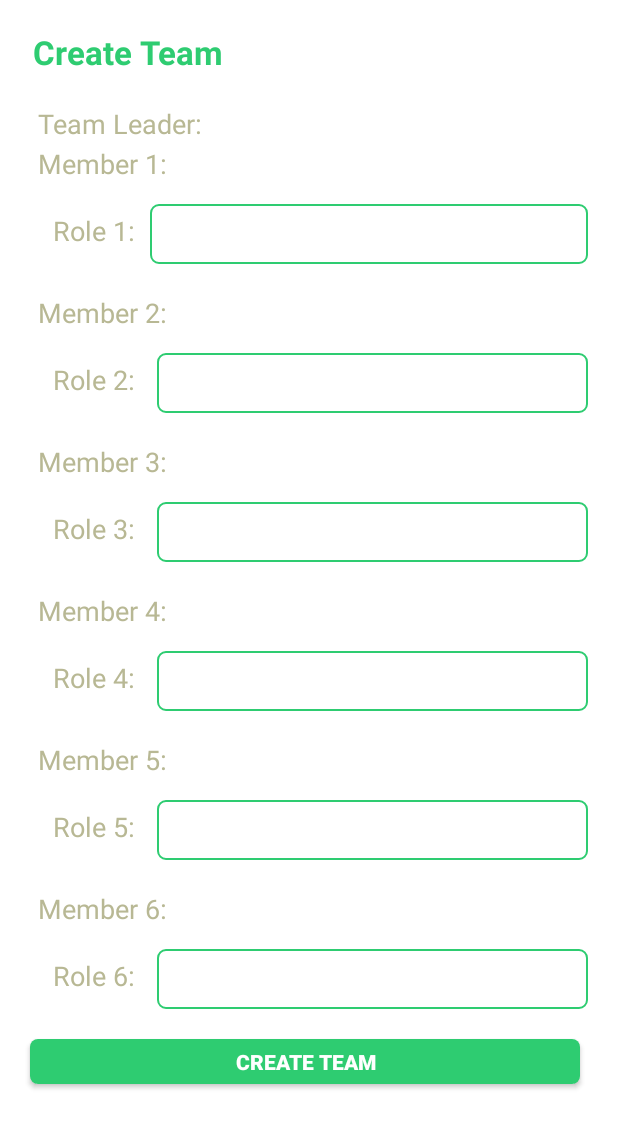
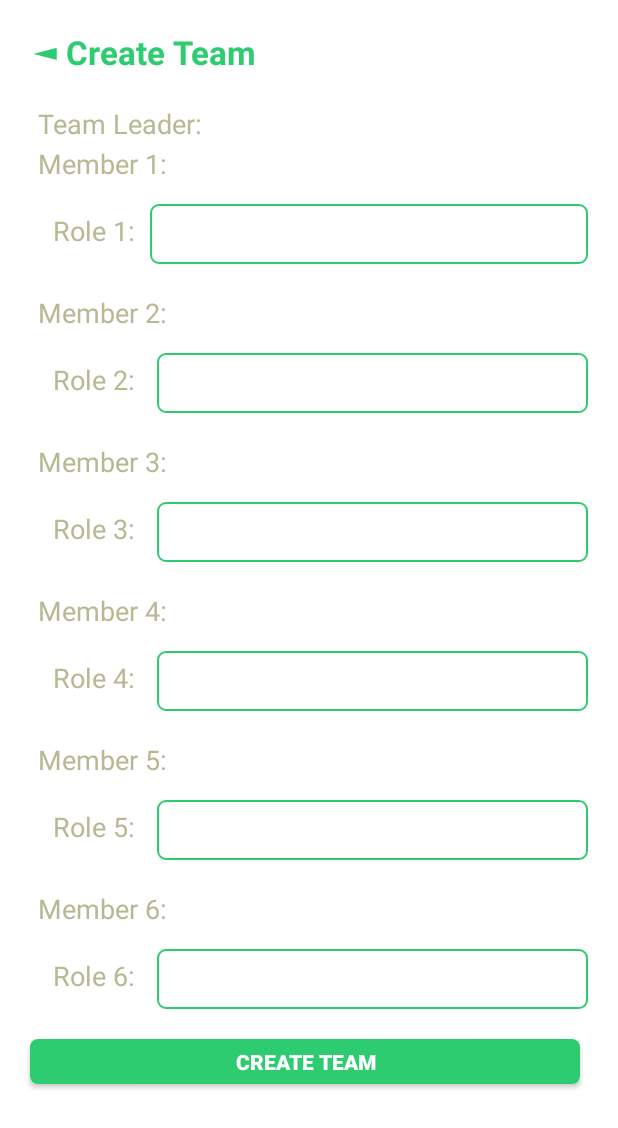
Before and after one commit to jmblank09/teamderived, an Android app: the layout fragment_create_team2.xml on its own in the app's theme, with its tools: preview values and no code run, on a phone screen of 412 x 824 dp. Shown: the top 1128 px of the screen. Run offline under Robolectric (Android 15) with nearby library versions, the phone set to English and light mode, and no system bars.

Commit message:
Merged Go Back Create Team and Create Team

```diff
--- a/app/src/main/res/layout/fragment_create_team2.xml
+++ b/app/src/main/res/layout/fragment_create_team2.xml
@@ -1,5 +1,5 @@
 <?xml version="1.0" encoding="utf-8"?>
-<ScrollView xmlns:android="http://schemas.android.com/apk/res/android"
+<RelativeLayout xmlns:android="http://schemas.android.com/apk/res/android"
     android:layout_width="fill_parent"
     android:layout_height="fill_parent"
     android:fillViewport="true"
@@ -27,8 +27,8 @@
                     android:layout_width="wrap_content"
                     android:layout_height="wrap_content"
                     android:textAppearance="?android:attr/textAppearanceLarge"
-                    android:text="Create Team"
-                    android:id="@+id/textView5"
+                    android:text="◄ Create Team"
+                    android:id="@+id/btn_backToCreateTeam"
                     android:layout_centerVertical="true"
                     android:layout_alignParentLeft="true"
                     android:layout_alignParentStart="true"
@@ -37,6 +37,10 @@
                     android:textColor="#2ECC71"
                     android:textStyle="bold" />
             </RelativeLayout>
+
+            <ScrollView
+                android:layout_width="match_parent"
+                android:layout_height="wrap_content">
 
                 <RelativeLayout
                     android:layout_width="match_parent"
@@ -320,9 +324,11 @@
                         android:layout_marginRight="5dp"
                         android:layout_marginBottom="10dp"/>
 
+                </RelativeLayout>
 
-            </RelativeLayout>
+            </ScrollView>
+
         </LinearLayout>
 
     </RelativeLayout>
-</ScrollView>
+</RelativeLayout>
```
Also changed, not shown: app/src/main/java/com/reginalddc/teamderapp/Activity/TeamActivity.java (+10 -1 lines), app/src/main/java/com/reginalddc/teamderapp/CreateTeamFragment/CreateTeam2Fragment.java (+15 -6 lines). Lines whose indentation alone changed are shown as unchanged.
